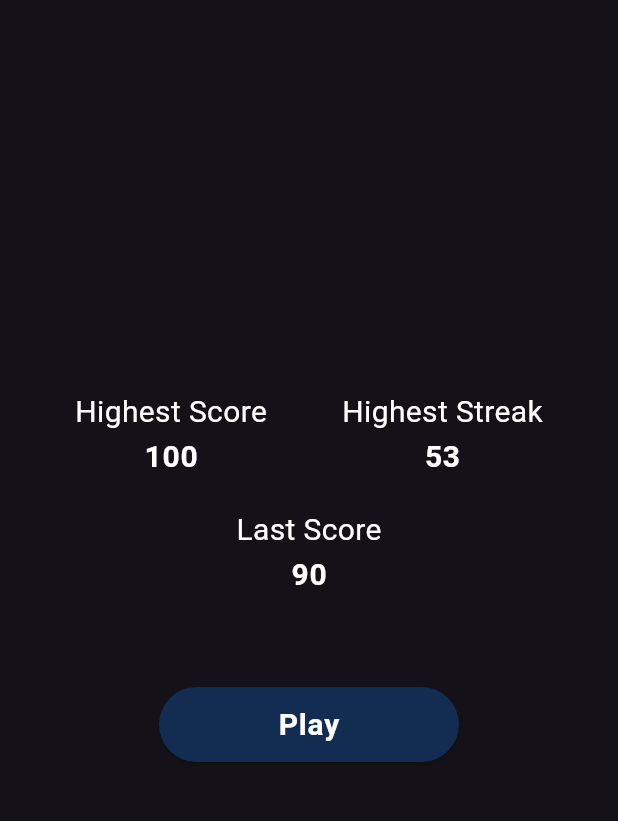
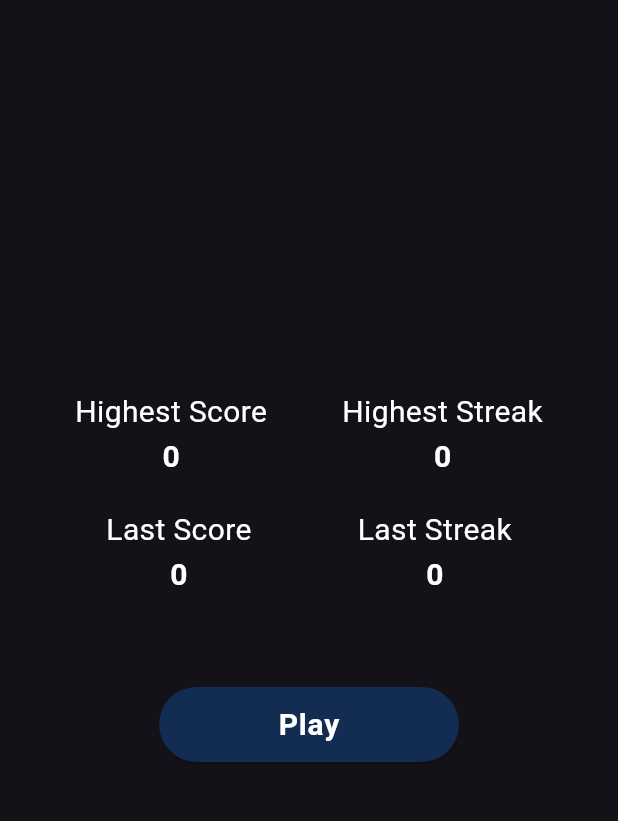
Before and after one commit to LuCCoelho/geo_masters, a Flutter app: the screen it shows after launch, on a phone screen of 412 x 824 dp, the part 84-905 px from its top. Run offline on Flutter 3.47's test engine with Material 3 defaults, Android fonts, the phone set to English and light mode, and no system bars.

Commit message:
feat: add, update and show highest streak and score

```diff
--- a/lib/main.dart
+++ b/lib/main.dart
@@ -7,6 +7,8 @@ const mockAlternatives = [
   {'text': 'C', 'isCorrect': false},
   {'text': 'D', 'isCorrect': false},
 ];
+int highestStreak = 0;
+int highestScore = 0;
 
 void main() {
   runApp(const MyApp());
@@ -83,15 +85,26 @@ class _MyAppState extends State<MyApp> {
           bodySmall: TextStyle(color: Colors.white),
         ),
       ),
-      home: const MyHomePage(title: 'Geo Masters'),
+      home: const MyHomePage(
+        title: 'Geo Masters',
+        lastHighestStreak: 0,
+        lastScore: 0,
+      ),
     );
   }
 }
 
 class MyHomePage extends StatefulWidget {
-  const MyHomePage({super.key, required this.title});
+  const MyHomePage({
+    super.key,
+    required this.title,
+    required this.lastHighestStreak,
+    required this.lastScore,
+  });
 
   final String title;
+  final int lastHighestStreak;
+  final int lastScore;
 
   @override
   State<MyHomePage> createState() => _MyHomePageState();
@@ -133,7 +146,7 @@ class _MyHomePageState extends State<MyHomePage> {
                           style: Theme.of(context).textTheme.bodyMedium,
                         ),
                         Text(
-                          '100',
+                          highestScore.toString(),
                           style: Theme.of(context).textTheme.bodyLarge,
                         ),
                       ],
@@ -145,20 +158,40 @@ class _MyHomePageState extends State<MyHomePage> {
                           style: Theme.of(context).textTheme.bodyMedium,
                         ),
                         Text(
-                          '53',
+                          highestStreak.toString(),
                           style: Theme.of(context).textTheme.bodyLarge,
                         ),
                       ],
                     ),
                   ],
                 ),
-                Column(
+                Row(
+                  mainAxisAlignment: MainAxisAlignment.spaceEvenly,
                   children: [
-                    Text(
-                      'Last Score',
-                      style: Theme.of(context).textTheme.bodyMedium,
+                    Column(
+                      children: [
+                        Text(
+                          'Last Score',
+                          style: Theme.of(context).textTheme.bodyMedium,
+                        ),
+                        Text(
+                          widget.lastScore.toString(),
+                          style: Theme.of(context).textTheme.bodyLarge,
+                        ),
+                      ],
                     ),
-                    Text('90', style: Theme.of(context).textTheme.bodyLarge),
+                    Column(
+                      children: [
+                        Text(
+                          'Last Streak',
+                          style: Theme.of(context).textTheme.bodyMedium,
+                        ),
+                        Text(
+                          widget.lastHighestStreak.toString(),
+                          style: Theme.of(context).textTheme.bodyLarge,
+                        ),
+                      ],
+                    ),
                   ],
                 ),
               ],
@@ -190,6 +223,7 @@ class GameScreen extends StatefulWidget {
 
   final int quesionNumber;
   static int streak = 0;
+  static int currentGameHighestStreak = 0;
   static int score = 0;
   static List<bool> errors = [false, false, false];
   static int errorsCount = 0;
@@ -234,7 +268,7 @@ class _GameScreenState extends State<GameScreen> {
                       ),
                       Icon(
                         Icons.local_fire_department,
-                        color: getStreaColor(GameScreen.streak),
+                        color: getStreakIconColor(GameScreen.streak),
                       ),
                     ],
                   ),
@@ -269,6 +303,11 @@ class _GameScreenState extends State<GameScreen> {
                       if (alternative['isCorrect'] as bool) {
                         setState(() {
                           GameScreen.streak++;
+                          if (GameScreen.streak >
+                              GameScreen.currentGameHighestStreak) {
+                            GameScreen.currentGameHighestStreak =
+                                GameScreen.streak;
+                          }
                           GameScreen.score += getPoints(GameScreen.streak);
                         });
                       } else {
@@ -276,11 +315,14 @@ class _GameScreenState extends State<GameScreen> {
                           GameScreen.errorsCount++;
                           GameScreen.errors[GameScreen.errorsCount - 1] = true;
                           if (GameScreen.errorsCount == 3) {
-                            //push to end of game screen
                             Navigator.push(
                               context,
                               MaterialPageRoute(
-                                builder: (context) => EndGameScreen(),
+                                builder: (context) => EndGameScreen(
+                                  score: GameScreen.score,
+                                  currentGameHighestStreak:
+                                      GameScreen.currentGameHighestStreak,
+                                ),
                               ),
                             );
                           }
@@ -304,7 +346,14 @@ class _GameScreenState extends State<GameScreen> {
 }
 
 class EndGameScreen extends StatefulWidget {
-  const EndGameScreen({super.key});
+  const EndGameScreen({
+    super.key,
+    required this.score,
+    required this.currentGameHighestStreak,
+  });
+
+  final int score;
+  final int currentGameHighestStreak;
 
   @override
   State<EndGameScreen> createState() => _EndGameScreenState();
@@ -313,6 +362,21 @@ class EndGameScreen extends StatefulWidget {
 class _EndGameScreenState extends State<EndGameScreen> {
   @override
   Widget build(BuildContext context) {
+    // Update highest streak and score
+    if (widget.currentGameHighestStreak > highestStreak) {
+      highestStreak = widget.currentGameHighestStreak;
+    }
+    if (widget.score > highestScore) {
+      highestScore = widget.score;
+    }
+
+    // Reset game state
+    GameScreen.streak = 0;
+    GameScreen.currentGameHighestStreak = 0;
+    GameScreen.score = 0;
+    GameScreen.errors = [false, false, false];
+    GameScreen.errorsCount = 0;
+
     return Scaffold(
       appBar: AppBar(
         backgroundColor: Theme.of(context).primaryColor,
@@ -337,16 +401,24 @@ class _EndGameScreenState extends State<EndGameScreen> {
               'Thank you for playing!',
               style: Theme.of(context).textTheme.bodyLarge,
             ),
+            Row(
+              mainAxisAlignment: MainAxisAlignment.spaceEvenly,
+              children: [
+                Text(
+                  widget.score.toString(),
+                  style: Theme.of(context).textTheme.bodyLarge,
+                ),
+                Text(
+                  widget.currentGameHighestStreak.toString(),
+                  style: Theme.of(context).textTheme.bodyLarge,
+                ),
+              ],
+            ),
             Column(
               spacing: 20,
               children: [
                 ElevatedButton(
                   onPressed: () {
-                    // Reset game state
-                    GameScreen.streak = 0;
-                    GameScreen.score = 0;
-                    GameScreen.errors = [false, false, false];
-                    GameScreen.errorsCount = 0;
                     // Navigate to GameScreen
                     Navigator.pushReplacement(
                       context,
@@ -366,16 +438,15 @@ class _EndGameScreenState extends State<EndGameScreen> {
                 ),
                 OutlinedButton(
                   onPressed: () {
-                    // Reset game state
-                    GameScreen.streak = 0;
-                    GameScreen.score = 0;
-                    GameScreen.errors = [false, false, false];
-                    GameScreen.errorsCount = 0;
                     // Navigate back to home page
                     Navigator.pushAndRemoveUntil(
                       context,
                       MaterialPageRoute(
-                        builder: (context) => MyHomePage(title: 'Geo Masters'),
+                        builder: (context) => MyHomePage(
+                          title: 'Geo Masters',
+                          lastHighestStreak: widget.currentGameHighestStreak,
+                          lastScore: widget.score,
+                        ),
                       ),
                       (route) => false,
                     );
@@ -395,7 +466,7 @@ class _EndGameScreenState extends State<EndGameScreen> {
   }
 }
 
-Color getStreaColor(int streak) {
+Color getStreakIconColor(int streak) {
   if (streak < 10) {
     return Colors.grey;
   } else if (streak < 20) {
```
